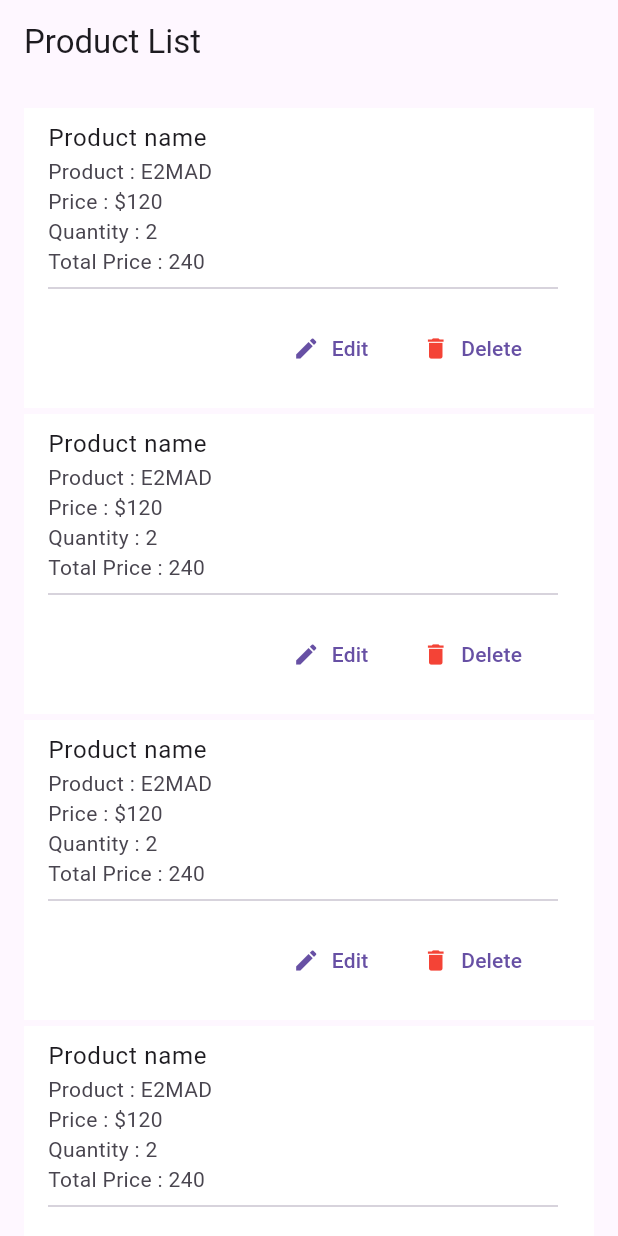
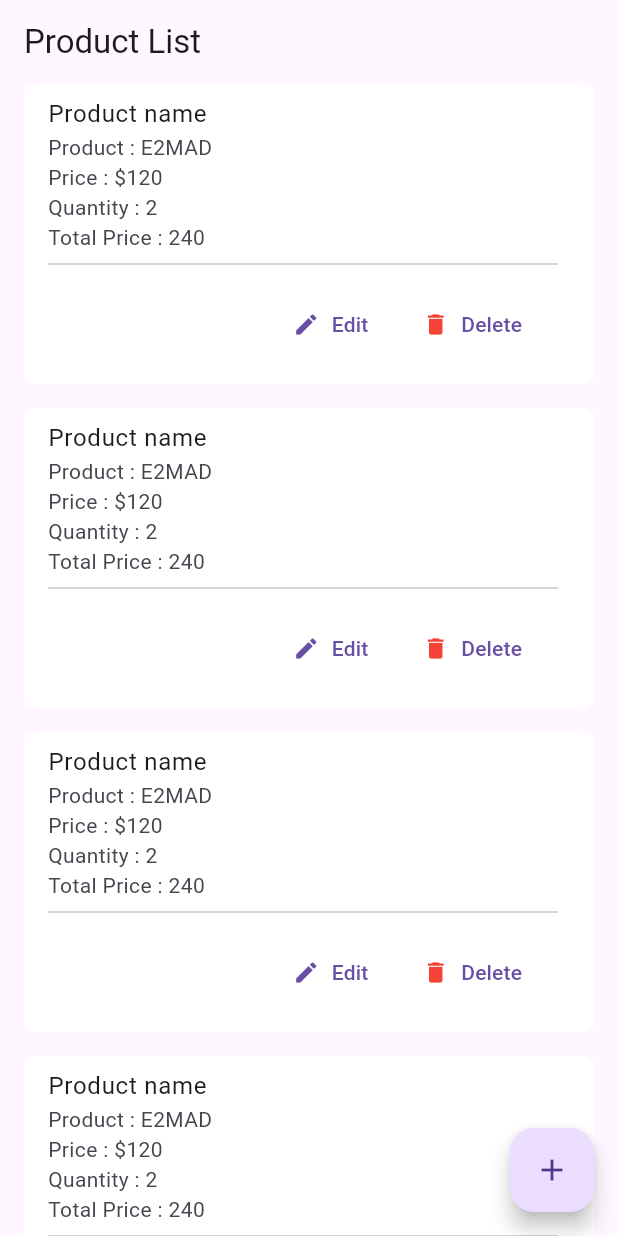
Before and after one commit to emon22830/CRUD_Application, a Flutter app: the screen it shows after launch, on a phone screen of 412 x 824 dp. Run offline on Flutter 3.47's test engine with Material 3 defaults, Android fonts, the phone set to English and light mode, and no system bars.

Commit message:
half completed

```diff
--- a/lib/screen/product_list_screen.dart
+++ b/lib/screen/product_list_screen.dart
@@ -1,4 +1,7 @@
+import 'package:crud_application/screen/add_new_product_screen.dart';
 import 'package:flutter/material.dart';
+
+import '../widget/product_item.dart';
 
 class ProductListScreen extends StatefulWidget {
   const ProductListScreen({super.key});
@@ -15,57 +18,30 @@ class _ProductListScreenState extends State<ProductListScreen> {
         title: Text('Product List'),
       ),
       body: Padding(
-        padding: const EdgeInsets.all(16.0),
+        padding: const EdgeInsets.symmetric(horizontal: 16.0),
         child: ListView.separated(
-             itemCount: 20,
-            itemBuilder: (context, index){
-              return ProductItem();
+          itemCount: 20,
+          itemBuilder: (context, index) {
+            return ProductItem();
+          },
+          separatorBuilder: (BuildContext context, int index) {
+            return SizedBox(
+              height: 16,
+            );
+          },
+        ),
+      ),
+      floatingActionButton: FloatingActionButton(
+        onPressed: () {
+          Navigator.push(
+            context,
+            MaterialPageRoute(builder: (context) {
+              return AddNewProductScreen();
+            }),
+          );
         },
-          separatorBuilder: (BuildContext context, int index) {
-           return SizedBox(height: 4,)  ;
-        },
-        ),
+        child: const Icon(Icons.add),
       ),
     );
   }
 }
-
-class ProductItem extends StatelessWidget {
-  const ProductItem({
-    super.key,
-  });
-
-  @override
-  Widget build(BuildContext context) {
-    return ListTile(
-      tileColor: Colors.white,
-      title: Text('Product name'),
-      subtitle: Column(
-        crossAxisAlignment: CrossAxisAlignment.start,
-        children: [
-          Text('Product : E2MAD'),
-          Text('Price : \$120'),
-          Text('Quantity : 2'),
-          Text('Total Price : 240'),
-          Divider(),
-          ButtonBar(
-            children: [
-              TextButton.icon(
-                onPressed: () {},
-                label:const Text('Edit'),
-                icon: Icon(Icons.edit),
-
-              ),
-              TextButton.icon(
-                onPressed: () {},
-                label:const Text('Delete'),
-                icon: Icon(Icons.delete, color: Colors.red,),
-
-              ),
-            ],
-          )
-        ],
-      ),
-    );
-  }
-}
--- /dev/null
+++ b/lib/widget/product_item.dart
@@ -0,0 +1,44 @@
+import 'package:flutter/material.dart';
+
+class ProductItem extends StatelessWidget {
+  const ProductItem({
+    super.key,
+  });
+
+  @override
+  Widget build(BuildContext context) {
+    return ListTile(
+      shape: RoundedRectangleBorder(
+        borderRadius: BorderRadius.circular(8),
+      ),
+      tileColor: Colors.white,
+      title: Text('Product name'),
+      subtitle: Column(
+        crossAxisAlignment: CrossAxisAlignment.start,
+        children: [
+          Text('Product : E2MAD'),
+          Text('Price : \$120'),
+          Text('Quantity : 2'),
+          Text('Total Price : 240'),
+          Divider(),
+          ButtonBar(
+            children: [
+              TextButton.icon(
+                onPressed: () {},
+                label:const Text('Edit'),
+                icon: Icon(Icons.edit),
+
+              ),
+              TextButton.icon(
+                onPressed: () {},
+                label:const Text('Delete'),
+                icon: Icon(Icons.delete, color: Colors.red,),
+
+              ),
+            ],
+          )
+        ],
+      ),
+    );
+  }
+}
```
Also changed, not shown: lib/screen/add_new_product_screen.dart (added, +19 -0 lines).
